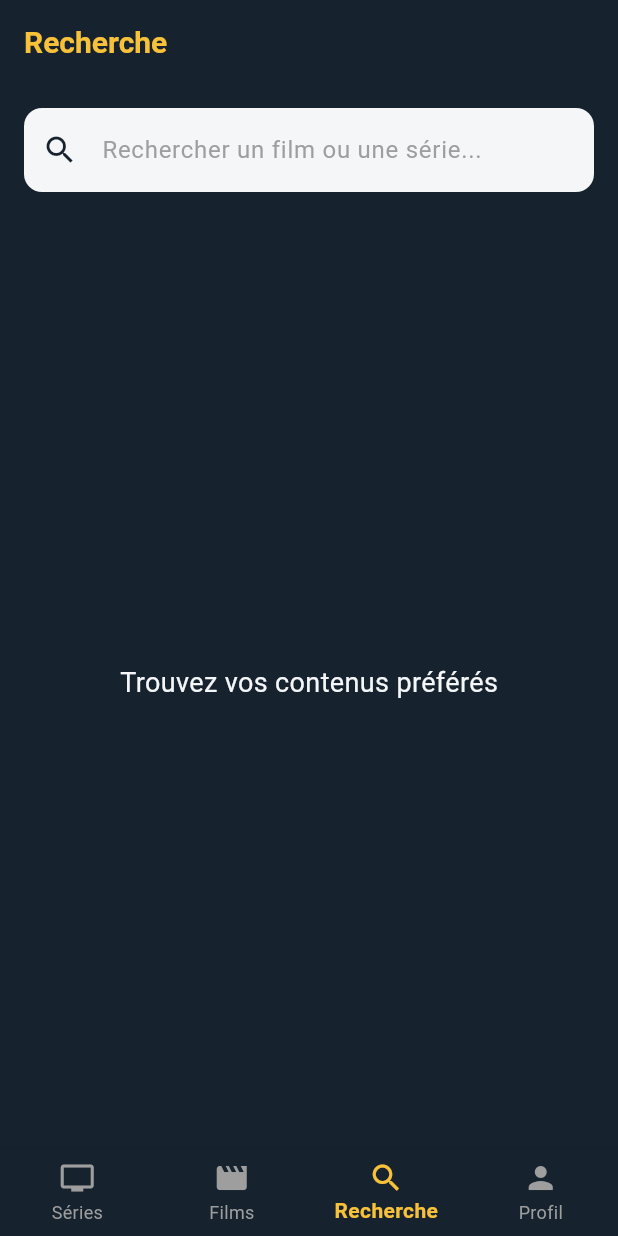
After one commit to zoen-ct/visu, a Flutter app: the SearchScreen screen opened by its route, on a phone screen of 412 x 824 dp. The commit adds this screen. Run offline on Flutter 3.47's test engine with Material 3 defaults, Android fonts, the light colour scheme and no system bars; our stand-ins replace go_router, jwt_decoder, shared_preferences; accounts and stored records are empty; statements that could not run were skipped.

Commit message:
Ajout de la navigation avec des écrans pour les séries, films, recherche et profil, ainsi que la gestion de l'état d'authentification.

```diff
--- a/visu_app/lib/router/app_router.dart
+++ b/visu_app/lib/router/app_router.dart
@@ -1,9 +1,7 @@
 import 'package:flutter/material.dart';
 import 'package:go_router/go_router.dart';
-import 'package:visu/services/auth_service.dart';
-import 'package:visu/views/auth/login_screen.dart';
-import 'package:visu/views/auth/register_screen.dart';
-import 'package:visu/views/home_screen.dart';
+
+import '/visu.dart';
 
 class AppRouter {
 
@@ -16,27 +14,80 @@ class AppRouter {
     refreshListenable: GoRouterRefreshStream(_authService),
     redirect: _handleRedirect,
     routes: [
-      GoRoute(path: '/', redirect: (_, __) => '/home'),
-      GoRoute(path: '/home', builder: (context, state) => const HomeScreen()),
+      GoRoute(path: '/', redirect: (_, __) => '/series'),
+      ShellRoute(
+        builder: (context, state, child) {
+          int currentIndex;
+          final String location = state.matchedLocation;
+
+          if (location.startsWith('/series')) {
+            currentIndex = 0;
+          } else if (location.startsWith('/movies')) {
+            currentIndex = 1;
+          } else if (location.startsWith('/search')) {
+            currentIndex = 2;
+          } else if (location.startsWith('/profile')) {
+            currentIndex = 3;
+          } else {
+            currentIndex = 0;
+          }
+
+          return MainScreen(currentIndex: currentIndex, child: child);
+        },
+        routes: [
+          GoRoute(
+            path: '/series',
+            builder: (context, state) => const SeriesScreen(),
+          ),
+
+          GoRoute(
+            path: '/movies',
+            builder: (context, state) => const MoviesScreen(),
+          ),
+
+          GoRoute(
+            path: '/search',
+            builder: (context, state) => const SearchScreen(),
+          ),
+
+          GoRoute(
+            path: '/profile',
+            builder: (context, state) => const ProfileScreen(),
+          ),
+        ],
+      ),
+
       GoRoute(path: '/login', builder: (context, state) => const LoginScreen()),
-      GoRoute(path: '/register', builder: (context, state) => const RegisterScreen()),
+
+      GoRoute(
+        path: '/register',
+        builder: (context, state) => const RegisterScreen(),
+      ),
+
+      GoRoute(path: '/home', redirect: (_, __) => '/series'),
     ],
   );
 
   String? _handleRedirect(BuildContext context, GoRouterState state) {
     final String currentPath = state.matchedLocation;
 
-    final List<String> authRequiredRoutes = ['/home'];
+    final List<String> authRequiredRoutes = [
+      '/series',
+      '/movies',
+      '/search',
+      '/profile',
+    ];
 
     final List<String> authForbiddenRoutes = ['/login', '/register'];
 
     final bool isLoggedIn = _authService.isLoggedInSync();
 
     if (isLoggedIn && authForbiddenRoutes.contains(currentPath)) {
-      return '/home';
+      return '/series';
     }
 
-    if (!isLoggedIn && authRequiredRoutes.contains(currentPath)) {
+    if (!isLoggedIn &&
+        authRequiredRoutes.any((route) => currentPath.startsWith(route))) {
       return '/login';
     }
 
@@ -46,7 +97,6 @@ class AppRouter {
 
 /// Utility class to notify the router of authentication state changes
 class GoRouterRefreshStream extends ChangeNotifier {
-
   GoRouterRefreshStream(this._authService) {
     _authService.authStateChanges.listen((_) {
       notifyListeners();
--- a/visu_app/lib/views/index.dart
+++ b/visu_app/lib/views/index.dart
@@ -1,2 +1,7 @@
 export 'auth/index.dart';
 export 'home_screen.dart';
+export 'main_screen.dart';
+export 'movies_screen.dart';
+export 'profile_screen.dart';
+export 'search_screen.dart';
+export 'series_screen.dart';
--- /dev/null
+++ b/visu_app/lib/views/main_screen.dart
@@ -0,0 +1,47 @@
+import 'package:flutter/material.dart';
+import 'package:go_router/go_router.dart';
+
+class MainScreen extends StatelessWidget {
+
+  const MainScreen({super.key, required this.child, required this.currentIndex});
+
+  final Widget child;
+  final int currentIndex;
+
+  @override
+  Widget build(BuildContext context) {
+    return Scaffold(
+      body: child,
+      bottomNavigationBar: BottomNavigationBar(
+        currentIndex: currentIndex,
+        onTap: (index) {
+          switch (index) {
+            case 0:
+              context.go('/series');
+              break;
+            case 1:
+              context.go('/movies');
+              break;
+            case 2:
+              context.go('/search');
+              break;
+            case 3:
+              context.go('/profile');
+              break;
+          }
+        },
+        type: BottomNavigationBarType.fixed,
+        backgroundColor: const Color(0xFF16232E),
+        selectedItemColor: const Color(0xFFF8C13A),
+        unselectedItemColor: Colors.grey,
+        selectedLabelStyle: const TextStyle(fontWeight: FontWeight.bold),
+        items: const [
+          BottomNavigationBarItem(icon: Icon(Icons.tv), label: 'Séries'),
+          BottomNavigationBarItem(icon: Icon(Icons.movie), label: 'Films'),
+          BottomNavigationBarItem(icon: Icon(Icons.search), label: 'Recherche'),
+          BottomNavigationBarItem(icon: Icon(Icons.person), label: 'Profil'),
+        ],
+      ),
+    );
+  }
+}
--- /dev/null
+++ b/visu_app/lib/views/search_screen.dart
@@ -0,0 +1,47 @@
+import 'package:flutter/material.dart';
+
+class SearchScreen extends StatelessWidget {
+  const SearchScreen({super.key});
+
+  @override
+  Widget build(BuildContext context) {
+    return Scaffold(
+      backgroundColor: const Color(0xFF16232E),
+      appBar: AppBar(
+        backgroundColor: const Color(0xFF16232E),
+        title: const Text(
+          'Recherche',
+          style: TextStyle(color: Color(0xFFF8C13A)),
+        ),
+      ),
+      body: Column(
+        children: [
+          Padding(
+            padding: const EdgeInsets.all(16.0),
+            child: TextField(
+              decoration: InputDecoration(
+                hintText: 'Rechercher un film ou une série...',
+                hintStyle: const TextStyle(color: Colors.grey),
+                filled: true,
+                fillColor: const Color(0xFFF4F6F8),
+                border: OutlineInputBorder(
+                  borderRadius: BorderRadius.circular(12),
+                  borderSide: BorderSide.none,
+                ),
+                prefixIcon: const Icon(Icons.search, color: Color(0xFF16232E)),
+              ),
+            ),
+          ),
+          const Expanded(
+            child: Center(
+              child: Text(
+                'Trouvez vos contenus préférés',
+                style: TextStyle(color: Color(0xFFF4F6F8), fontSize: 18),
+              ),
+            ),
+          ),
+        ],
+      ),
+    );
+  }
+}
```
Also changed, not shown: visu_app/lib/views/movies_screen.dart (added, +22 -0 lines), visu_app/lib/views/profile_screen.dart (added, +82 -0 lines), visu_app/lib/views/series_screen.dart (added, +22 -0 lines), 1 other file.
